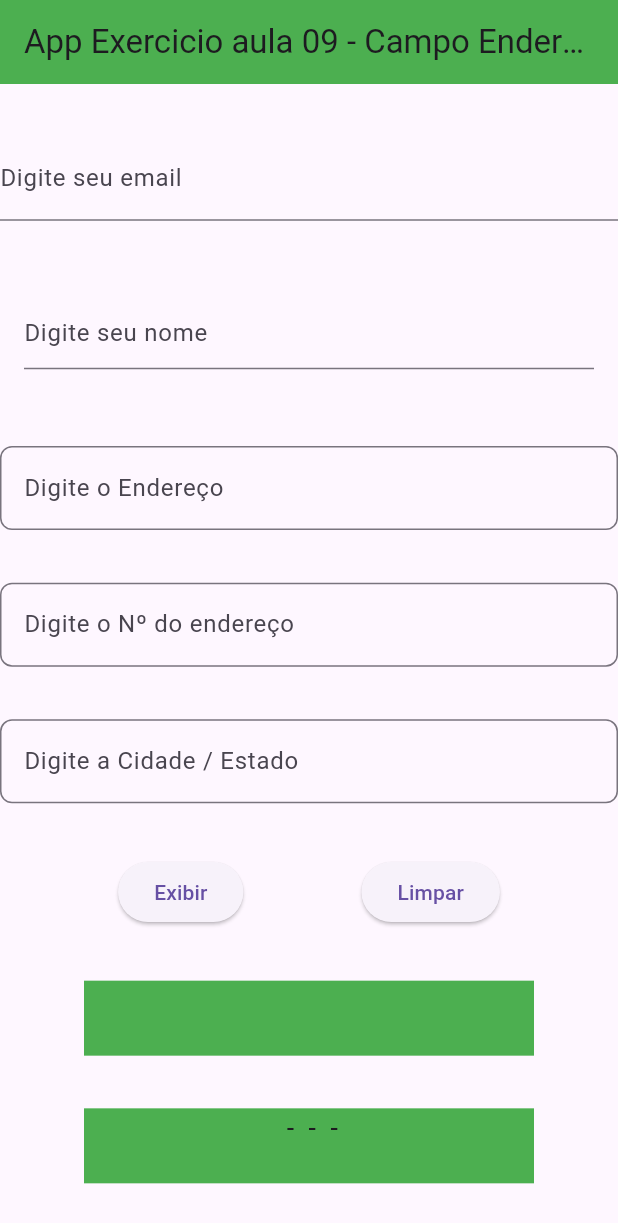
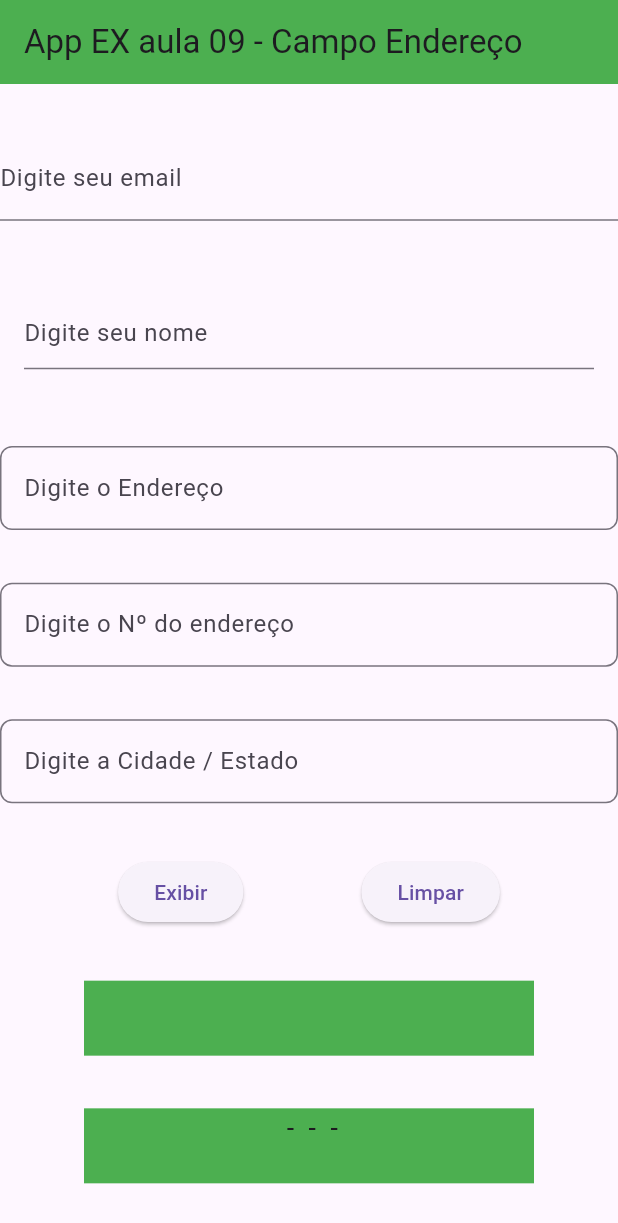
Before and after one commit to Leonardordss/Desenv_Mobile, a Flutter app: the screen it shows after launch, on a phone screen of 412 x 824 dp. Shown: the top 1223 px of the screen. Run offline on Flutter 3.47's test engine with Material 3 defaults, Android fonts, the light colour scheme and no system bars.

Commit message:
Exercicio Aula 09 Endereço

```diff
--- a/Exercicios_aula_09/app_campo_end/lib/main.dart
+++ b/Exercicios_aula_09/app_campo_end/lib/main.dart
@@ -17,7 +17,7 @@
   Widget build(BuildContext context) {
     return Scaffold(
       appBar: AppBar(
-        title: Text("App Exercicio aula 09 - Campo Endereço"),
+        title: Text("App EX aula 09 - Campo Endereço"),
         backgroundColor: Colors.green,
       ),
       body: Campotexto(),
```
